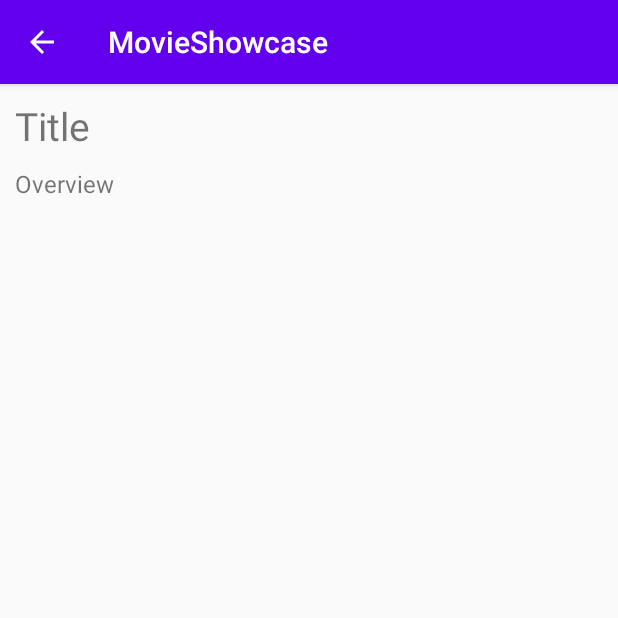
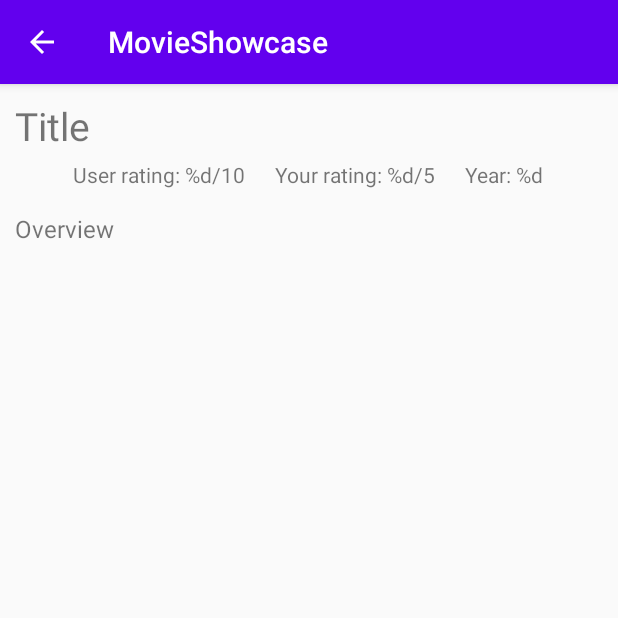
Before and after one commit to maxpilottoITS/movie-showcase, an Android app: the DetailActivity screen opened directly, with no data from a screen before it, on a phone screen of 412 x 824 dp, the top half of it. Run offline under Robolectric (Android 15) with nearby library versions, the phone set to English and light mode, and no system bars; pictures from the network do not load; 6 statements that could not run were skipped.

Commit message:
Add additional data to the detail activity

```diff
--- a/app/src/main/java/com/maxpilotto/movieshowcase/activities/DetailActivity.java
+++ b/app/src/main/java/com/maxpilotto/movieshowcase/activities/DetailActivity.java
@@ -16,10 +16,15 @@ import com.maxpilotto.movieshowcase.models.Movie;
 import com.maxpilotto.movieshowcase.persistance.Database;
 import com.maxpilotto.movieshowcase.services.DataProvider;
 
+import java.util.Calendar;
+
 public class DetailActivity extends AppCompatActivity {
     private ImageView backdrop;
     private TextView title;
     private TextView overview;
+    private TextView userRating;
+    private TextView personalRating;
+    private TextView year;
 
     @Override
     protected void onCreate(@Nullable Bundle savedInstanceState) {
@@ -29,6 +34,9 @@ public class DetailActivity extends AppCompatActivity {
         backdrop = findViewById(R.id.backdrop);
         title = findViewById(R.id.title);
         overview = findViewById(R.id.overview);
+        userRating = findViewById(R.id.userRating);
+        personalRating = findViewById(R.id.personalRating);
+        year = findViewById(R.id.year);
 
         loadContent();
 
@@ -60,6 +68,9 @@ public class DetailActivity extends AppCompatActivity {
 
         title.setText(movie.getTitle());
         overview.setText(movie.getOverview());
+        userRating.setText(getString(R.string.userRating,movie.getVoteAverage()));
+        personalRating.setText(getString(R.string.yourRating,movie.getRating()));
+        year.setText(getString(R.string.year,movie.getYear()));
 
         Glide.with(this)
                 .load(movie.getCoverPath())
--- a/app/src/main/java/com/maxpilotto/movieshowcase/models/Movie.java
+++ b/app/src/main/java/com/maxpilotto/movieshowcase/models/Movie.java
@@ -93,8 +93,9 @@ public class Movie implements Storable {
     }
 
     /**
-     * Returns the ContentValues with the
-     * @return
+     * Returns a ContentValues instance with all the values from this model
+     *
+     * The {@link Movie#values()} method will return only the values sent by the web service
      */
     public ContentValues allValues() {
         ContentValues values = values();
@@ -103,6 +104,10 @@ public class Movie implements Storable {
         values.put("rating", rating);
 
         return values;
+    }
+
+    public Integer getYear() {
+        return releaseDate.get(Calendar.YEAR);
     }
 
     public Boolean toggleFavourite() {
--- a/app/src/main/res/layout/activity_detail.xml
+++ b/app/src/main/res/layout/activity_detail.xml
@@ -18,10 +18,14 @@
 
     </com.google.android.material.appbar.AppBarLayout>
 
+    <ScrollView
+        android:layout_width="match_parent"
+        android:layout_height="match_parent"
+        app:layout_behavior="@string/appbar_scrolling_view_behavior">
+
         <LinearLayout
             android:layout_width="match_parent"
             android:layout_height="wrap_content"
-        app:layout_behavior="@string/appbar_scrolling_view_behavior"
             android:orientation="vertical">
 
             <ImageView
@@ -42,6 +46,36 @@
                     android:text="Title"
                     android:textSize="26sp"/>
 
+                <LinearLayout
+                    android:layout_width="match_parent"
+                    android:layout_height="wrap_content"
+                    android:orientation="horizontal"
+                    android:layout_marginTop="5dp"
+                    android:layout_marginBottom="5dp"
+                    android:gravity="center">
+
+                    <TextView
+                        android:id="@+id/userRating"
+                        android:layout_width="wrap_content"
+                        android:layout_height="wrap_content"
+                        android:text="@string/userRating"/>
+
+                    <TextView
+                        android:id="@+id/personalRating"
+                        android:layout_width="wrap_content"
+                        android:layout_height="wrap_content"
+                        android:text="@string/yourRating"
+                        android:layout_marginStart="20dp"/>
+
+                    <TextView
+                        android:id="@+id/year"
+                        android:layout_width="wrap_content"
+                        android:layout_height="wrap_content"
+                        android:text="@string/year"
+                        android:layout_marginStart="20dp"/>
+
+                </LinearLayout>
+
                 <TextView
                     android:id="@+id/overview"
                     android:layout_width="match_parent"
@@ -54,4 +88,6 @@
 
         </LinearLayout>
 
+    </ScrollView>
+
 </androidx.coordinatorlayout.widget.CoordinatorLayout>
--- a/app/src/main/res/values/strings.xml
+++ b/app/src/main/res/values/strings.xml
@@ -1,5 +1,8 @@
 <resources>
     <string name="app_name">MovieShowcase</string>
     <string name="ratingTitle">Rate this movie</string>
-    <string name="ok">Ok</string>
+    <string name="ok">OK</string>
+    <string name="userRating">User rating: %d/10</string>
+    <string name="yourRating">Your rating: %d/5</string>
+    <string name="year">Year: %d</string>
 </resources>
```
Lines whose indentation alone changed are shown as unchanged.
